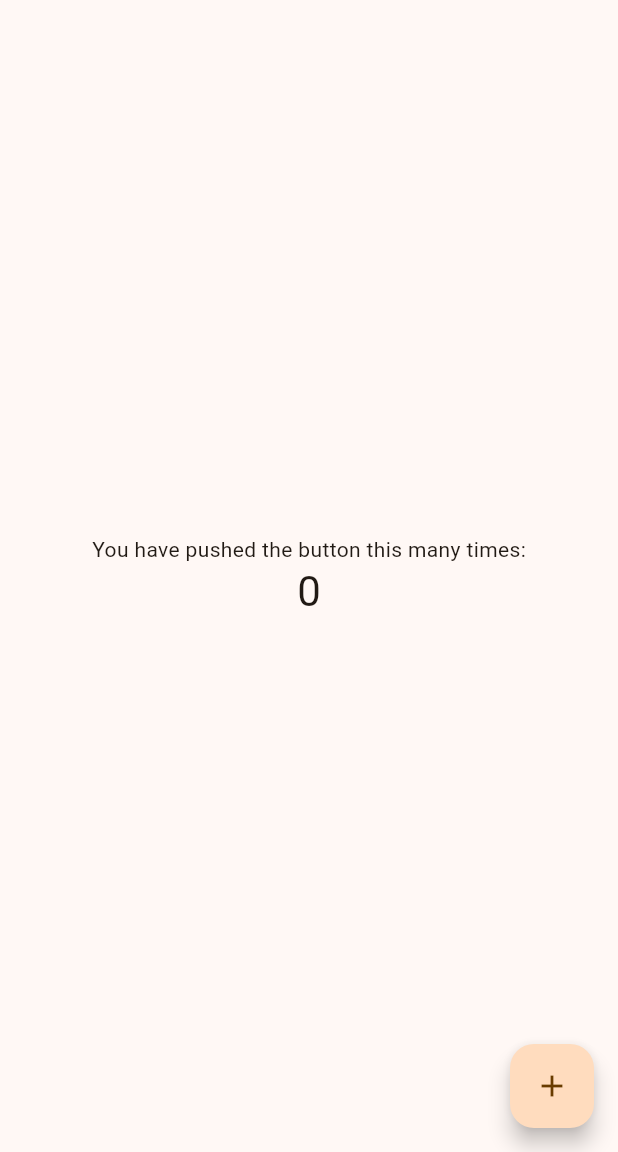
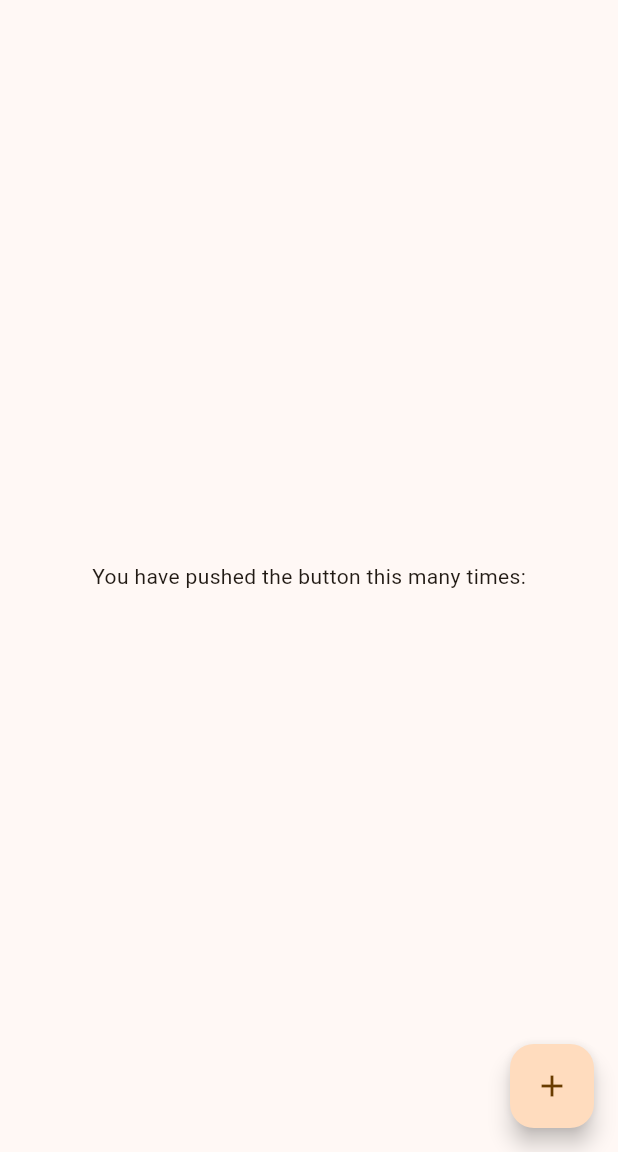
Before and after one commit to ronnn-ddr/sandwich_shop, a Flutter app: the screen it shows after launch, on a phone screen of 412 x 824 dp, the part 84-1236 px from its top. Run offline on Flutter 3.47's test engine with Material 3 defaults, Android fonts, the phone set to English and light mode, and no system bars.

```diff
--- a/lib/main.dart
+++ b/lib/main.dart
@@ -89,26 +89,9 @@ class _MyHomePageState extends State<MyHomePage> {
         // Center is a layout widget. It takes a single child and positions it
         // in the middle of the parent.
         child: Column(
-          // Column is also a layout widget. It takes a list of children and
-          // arranges them vertically. By default, it sizes itself to fit its
-          // children horizontally, and tries to be as tall as its parent.
-          //
-          // Column has various properties to control how it sizes itself and
-          // how it positions its children. Here we use mainAxisAlignment to
-          // center the children vertically; the main axis here is the vertical
-          // axis because Columns are vertical (the cross axis would be
-          // horizontal).
-          //
-          // TRY THIS: Invoke "debug painting" (choose the "Toggle Debug Paint"
-          // action in the IDE, or press "p" in the console), to see the
-          // wireframe for each widget.
           mainAxisAlignment: MainAxisAlignment.center,
           children: <Widget>[
             const Text('You have pushed the button this many times:'),
-            Text(
-              '$_counter',
-              style: Theme.of(context).textTheme.headlineMedium,
-            ),
           ],
         ),
       ),
```
